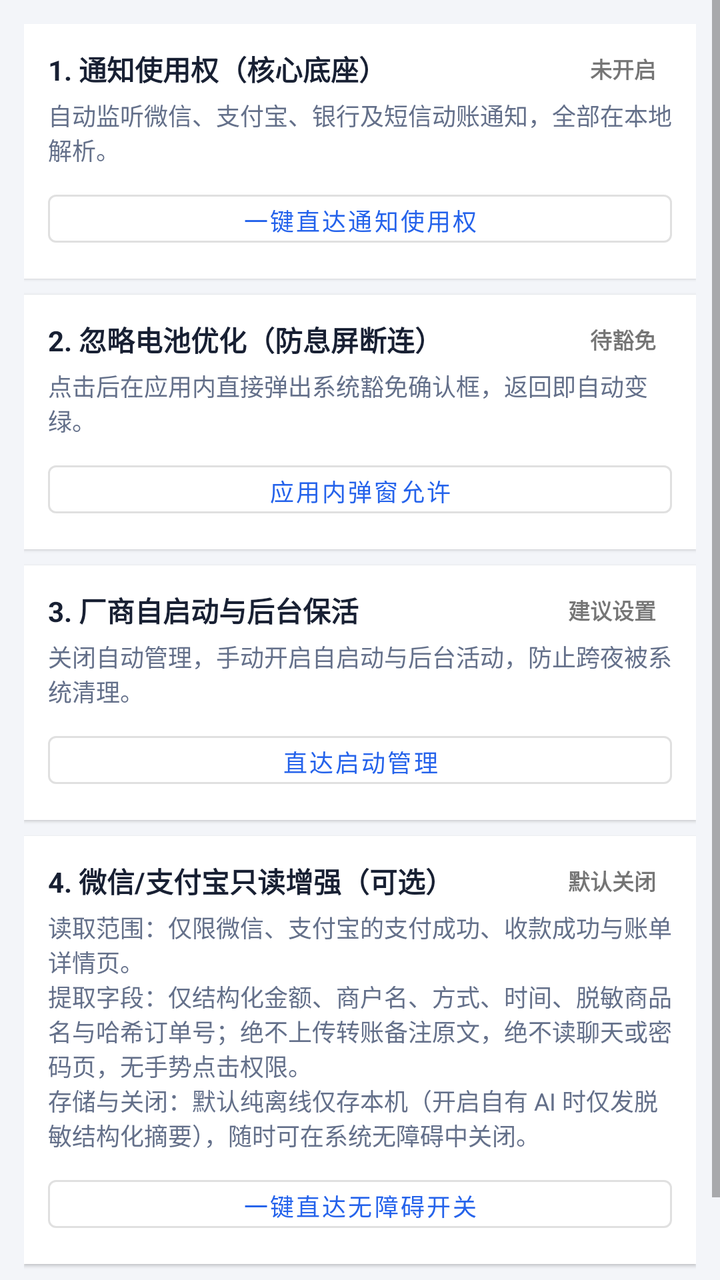
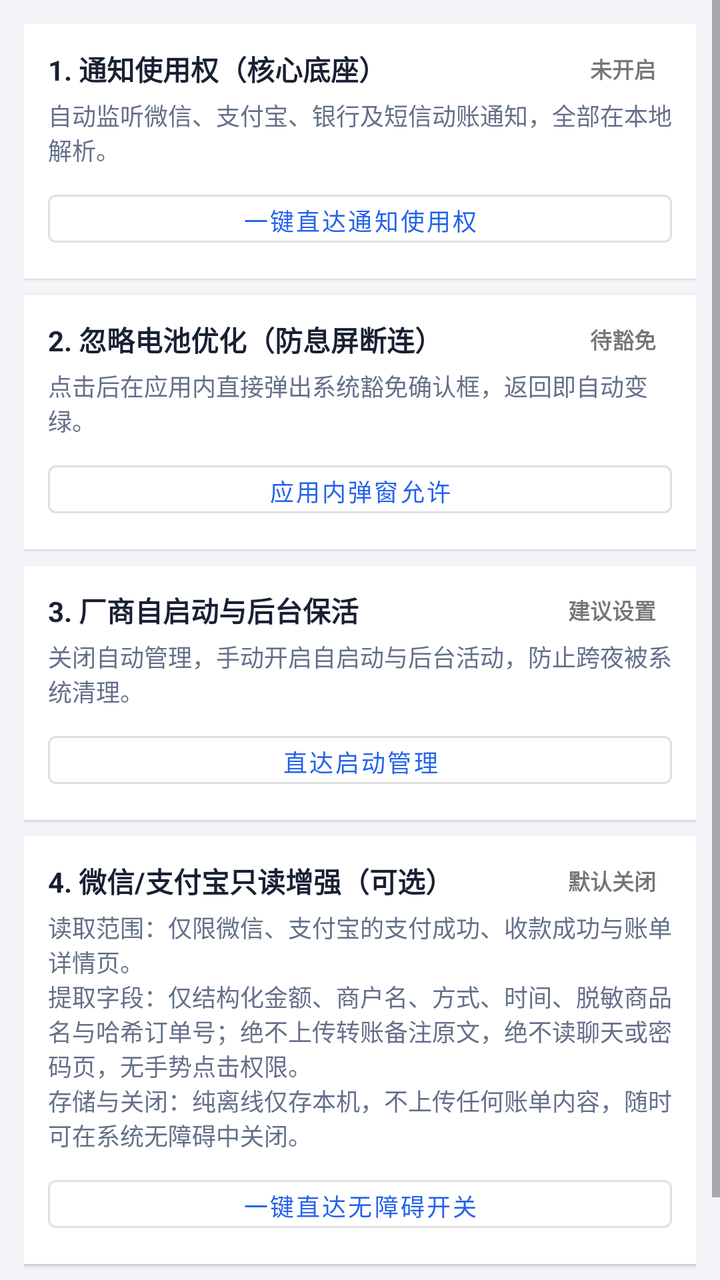

Compare the two renders of this Android layout. The source of the first and the diff that turns it into the second are given below.
<!-- AndroidManifest.xml: application theme Theme.WalletWatcher -->
<!-- res/layout/dialog_permission_pipeline.xml -->
<?xml version="1.0" encoding="utf-8"?>
<ScrollView xmlns:android="http://schemas.android.com/apk/res/android"
    android:layout_width="match_parent"
    android:layout_height="wrap_content"
    android:background="@color/bg_page">

    <LinearLayout
        android:layout_width="match_parent"
        android:layout_height="wrap_content"
        android:orientation="vertical"
        android:padding="12dp">

        
        <LinearLayout
            android:id="@+id/cardStepNotify"
            android:layout_width="match_parent"
            android:layout_height="wrap_content"
            android:layout_marginBottom="8dp"
            android:background="@color/surface"
            android:elevation="1dp"
            android:orientation="vertical"
            android:padding="12dp">

            <LinearLayout
                android:layout_width="match_parent"
                android:layout_height="wrap_content"
                android:gravity="center_vertical"
                android:orientation="horizontal">

                <TextView
                    android:layout_width="0dp"
                    android:layout_height="wrap_content"
                    android:layout_weight="1"
                    android:text="1. 通知使用权（核心底座）"
                    android:textColor="@color/text_main"
                    android:textSize="14sp"
                    android:textStyle="bold" />

                <TextView
                    android:id="@+id/tvStepNotifyStatus"
                    android:layout_width="wrap_content"
                    android:layout_height="wrap_content"
                    android:paddingHorizontal="8dp"
                    android:paddingVertical="2dp"
                    android:text="未开启"
                    android:textSize="11sp"
                    android:textStyle="bold" />
            </LinearLayout>

            <TextView
                android:id="@+id/tvStepNotifyDesc"
                android:layout_width="match_parent"
                android:layout_height="wrap_content"
                android:layout_marginTop="4dp"
                android:text="自动监听微信、支付宝、银行及短信动账通知，全部在本地解析。"
                android:textColor="@color/text_muted"
                android:textSize="12sp" />

            <Button
                android:id="@+id/btnStepNotify"
                style="@style/Widget.MaterialComponents.Button.OutlinedButton"
                android:layout_width="match_parent"
                android:layout_height="36dp"
                android:layout_marginTop="8dp"
                android:text="一键直达通知使用权"
                android:textSize="12sp" />
        </LinearLayout>

        
        <LinearLayout
            android:id="@+id/cardStepBattery"
            android:layout_width="match_parent"
            android:layout_height="wrap_content"
            android:layout_marginBottom="8dp"
            android:background="@color/surface"
            android:elevation="1dp"
            android:orientation="vertical"
            android:padding="12dp">

            <LinearLayout
                android:layout_width="match_parent"
                android:layout_height="wrap_content"
                android:gravity="center_vertical"
                android:orientation="horizontal">

                <TextView
                    android:layout_width="0dp"
                    android:layout_height="wrap_content"
                    android:layout_weight="1"
                    android:text="2. 忽略电池优化（防息屏断连）"
                    android:textColor="@color/text_main"
                    android:textSize="14sp"
                    android:textStyle="bold" />

                <TextView
                    android:id="@+id/tvStepBatteryStatus"
                    android:layout_width="wrap_content"
                    android:layout_height="wrap_content"
                    android:paddingHorizontal="8dp"
                    android:paddingVertical="2dp"
                    android:text="待豁免"
                    android:textSize="11sp"
                    android:textStyle="bold" />
            </LinearLayout>

            <TextView
                android:id="@+id/tvStepBatteryDesc"
                android:layout_width="match_parent"
                android:layout_height="wrap_content"
                android:layout_marginTop="4dp"
                android:text="点击后在应用内直接弹出系统豁免确认框，返回即自动变绿。"
                android:textColor="@color/text_muted"
                android:textSize="12sp" />

            <Button
                android:id="@+id/btnStepBattery"
                style="@style/Widget.MaterialComponents.Button.OutlinedButton"
                android:layout_width="match_parent"
                android:layout_height="36dp"
                android:layout_marginTop="8dp"
                android:text="应用内弹窗允许"
                android:textSize="12sp" />
        </LinearLayout>

        
        <LinearLayout
            android:id="@+id/cardStepOem"
            android:layout_width="match_parent"
            android:layout_height="wrap_content"
            android:layout_marginBottom="8dp"
            android:background="@color/surface"
            android:elevation="1dp"
            android:orientation="vertical"
            android:padding="12dp">

            <LinearLayout
                android:layout_width="match_parent"
                android:layout_height="wrap_content"
                android:gravity="center_vertical"
                android:orientation="horizontal">

                <TextView
                    android:id="@+id/tvStepOemTitle"
                    android:layout_width="0dp"
                    android:layout_height="wrap_content"
                    android:layout_weight="1"
                    android:text="3. 厂商自启动与后台保活"
                    android:textColor="@color/text_main"
                    android:textSize="14sp"
                    android:textStyle="bold" />

                <TextView
                    android:id="@+id/tvStepOemStatus"
                    android:layout_width="wrap_content"
                    android:layout_height="wrap_content"
                    android:paddingHorizontal="8dp"
                    android:paddingVertical="2dp"
                    android:text="建议设置"
                    android:textSize="11sp"
                    android:textStyle="bold" />
            </LinearLayout>

            <TextView
                android:id="@+id/tvStepOemDesc"
                android:layout_width="match_parent"
                android:layout_height="wrap_content"
                android:layout_marginTop="4dp"
                android:text="关闭自动管理，手动开启自启动与后台活动，防止跨夜被系统清理。"
                android:textColor="@color/text_muted"
                android:textSize="12sp" />

            <Button
                android:id="@+id/btnStepOem"
                style="@style/Widget.MaterialComponents.Button.OutlinedButton"
                android:layout_width="match_parent"
                android:layout_height="36dp"
                android:layout_marginTop="8dp"
                android:text="直达启动管理"
                android:textSize="12sp" />
        </LinearLayout>

        
        <LinearLayout
            android:id="@+id/cardStepScreen"
            android:layout_width="match_parent"
            android:layout_height="wrap_content"
            android:layout_marginBottom="8dp"
            android:background="@color/surface"
            android:elevation="1dp"
            android:orientation="vertical"
            android:padding="12dp">

            <LinearLayout
                android:layout_width="match_parent"
                android:layout_height="wrap_content"
                android:gravity="center_vertical"
                android:orientation="horizontal">

                <TextView
                    android:layout_width="0dp"
                    android:layout_height="wrap_content"
                    android:layout_weight="1"
                    android:text="4. 微信/支付宝只读增强（可选）"
                    android:textColor="@color/text_main"
                    android:textSize="14sp"
                    android:textStyle="bold" />

                <TextView
                    android:id="@+id/tvStepScreenStatus"
                    android:layout_width="wrap_content"
                    android:layout_height="wrap_content"
                    android:paddingHorizontal="8dp"
                    android:paddingVertical="2dp"
                    android:text="默认关闭"
                    android:textSize="11sp"
                    android:textStyle="bold" />
            </LinearLayout>

            <TextView
                android:id="@+id/tvStepScreenDesc"
                android:layout_width="match_parent"
                android:layout_height="wrap_content"
                android:layout_marginTop="4dp"
                android:text="读取范围：仅限微信、支付宝的支付成功、收款成功与账单详情页。\n提取字段：仅结构化金额、商户名、方式、时间、脱敏商品名与哈希订单号；绝不上传转账备注原文，绝不读聊天或密码页，无手势点击权限。\n存储与关闭：默认纯离线仅存本机（开启自有 AI 时仅发脱敏结构化摘要），随时可在系统无障碍中关闭。"
                android:textColor="@color/text_muted"
                android:textSize="12sp" />

            <Button
                android:id="@+id/btnStepScreen"
                style="@style/Widget.MaterialComponents.Button.OutlinedButton"
                android:layout_width="match_parent"
                android:layout_height="36dp"
                android:layout_marginTop="8dp"
                android:text="一键直达无障碍开关"
                android:textSize="12sp" />

            <Button
                android:id="@+id/btnScreenRestrictedHelp"
                style="@style/Widget.MaterialComponents.Button.TextButton"
                android:layout_width="wrap_content"
                android:layout_height="32dp"
                android:layout_gravity="end"
                android:text="Android 13+ 开关灰掉？直达应用详情 →"
                android:textSize="11sp"
                android:visibility="gone" />
        </LinearLayout>

        
        <LinearLayout
            android:id="@+id/cardRestrictedHint"
            android:layout_width="match_parent"
            android:layout_height="wrap_content"
            android:layout_marginBottom="8dp"
            android:background="@color/status_warn_bg"
            android:orientation="vertical"
            android:padding="10dp"
            android:visibility="gone">

            <TextView
                android:layout_width="match_parent"
                android:layout_height="wrap_content"
                android:text="Android 13–15 侧载遇到「受限设置」灰掉怎么办？"
                android:textColor="@color/status_warn_text"
                android:textSize="12sp"
                android:textStyle="bold" />

            <TextView
                android:layout_width="match_parent"
                android:layout_height="wrap_content"
                android:layout_marginTop="3dp"
                android:text="先在上方开关点一次触发提示 → 点下方按钮直达应用详情 → 右上角 ⋮ 点「允许受限设置」→ 返回即可打开。"
                android:textColor="@color/text_main"
                android:textSize="11sp" />

            <Button
                android:id="@+id/btnOpenAppDetails"
                style="@style/Widget.MaterialComponents.Button.TextButton"
                android:layout_width="wrap_content"
                android:layout_height="34dp"
                android:layout_gravity="end"
                android:text="一键直达应用详情 →"
                android:textSize="12sp" />
        </LinearLayout>

        
        <TextView
            android:id="@+id/tvPipelineDiagnostics"
            android:layout_width="match_parent"
            android:layout_height="wrap_content"
            android:background="#F8FAFC"
            android:padding="8dp"
            android:text="运行诊断加载中..."
            android:textColor="@color/text_muted"
            android:textSize="11sp" />

    </LinearLayout>
</ScrollView>
<!-- resources referenced by this layout -->
<resources>
  <color name="bg_page">#F3F5F9</color>
  <color name="status_warn_bg">#FEF3C7</color>
  <color name="status_warn_text">#B45309</color>
  <color name="surface">#FFFFFF</color>
  <color name="text_main">#182033</color>
  <color name="text_muted">#64708A</color>
  <style name="Theme.WalletWatcher" parent="Theme.MaterialComponents.Light.NoActionBar">
          <item name="colorPrimary">@color/primary</item>
          <item name="colorPrimaryVariant">@color/primary</item>
          <item name="colorOnPrimary">#FFFFFF</item>
          <item name="android:statusBarColor">#1E293B</item>
      </style>
  <color name="primary">#2563EB</color>
</resources>

<!-- the commit's change to res/layout/dialog_permission_pipeline.xml (unified diff, before → after) -->
@@ -221,7 +221,7 @@
                 android:layout_width="match_parent"
                 android:layout_height="wrap_content"
                 android:layout_marginTop="4dp"
-                android:text="读取范围：仅限微信、支付宝的支付成功、收款成功与账单详情页。\n提取字段：仅结构化金额、商户名、方式、时间、脱敏商品名与哈希订单号；绝不上传转账备注原文，绝不读聊天或密码页，无手势点击权限。\n存储与关闭：默认纯离线仅存本机（开启自有 AI 时仅发脱敏结构化摘要），随时可在系统无障碍中关闭。"
+                android:text="读取范围：仅限微信、支付宝的支付成功、收款成功与账单详情页。\n提取字段：仅结构化金额、商户名、方式、时间、脱敏商品名与哈希订单号；绝不上传转账备注原文，绝不读聊天或密码页，无手势点击权限。\n存储与关闭：纯离线仅存本机，不上传任何账单内容，随时可在系统无障碍中关闭。"
                 android:textColor="@color/text_muted"
                 android:textSize="12sp" />
 
